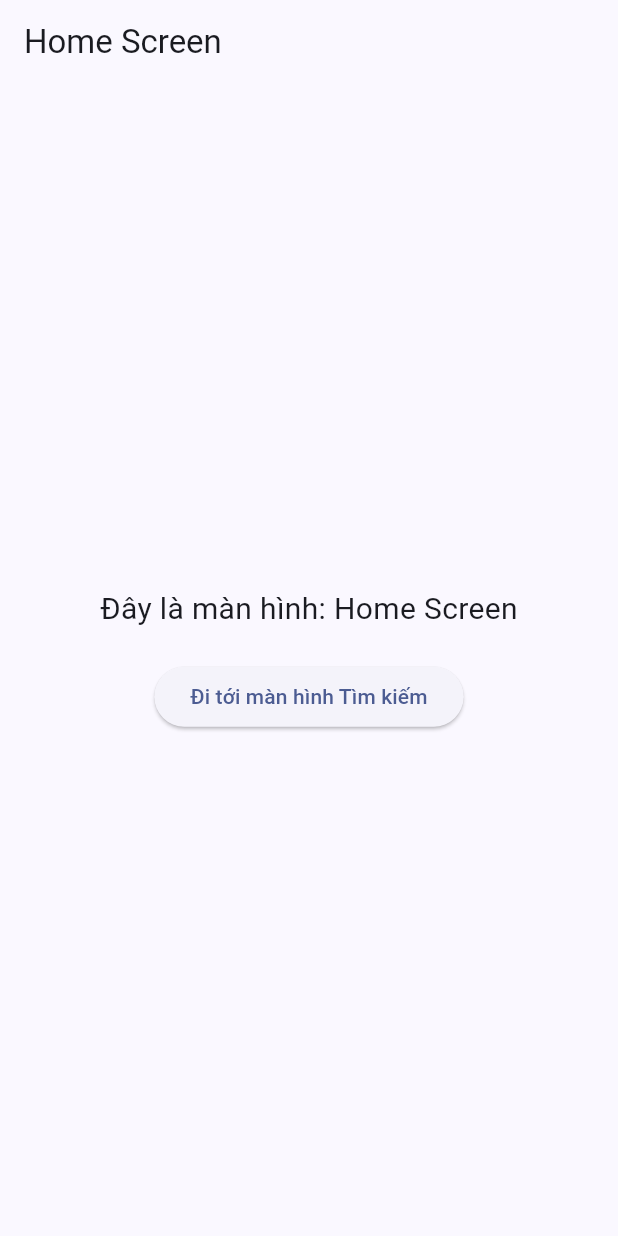
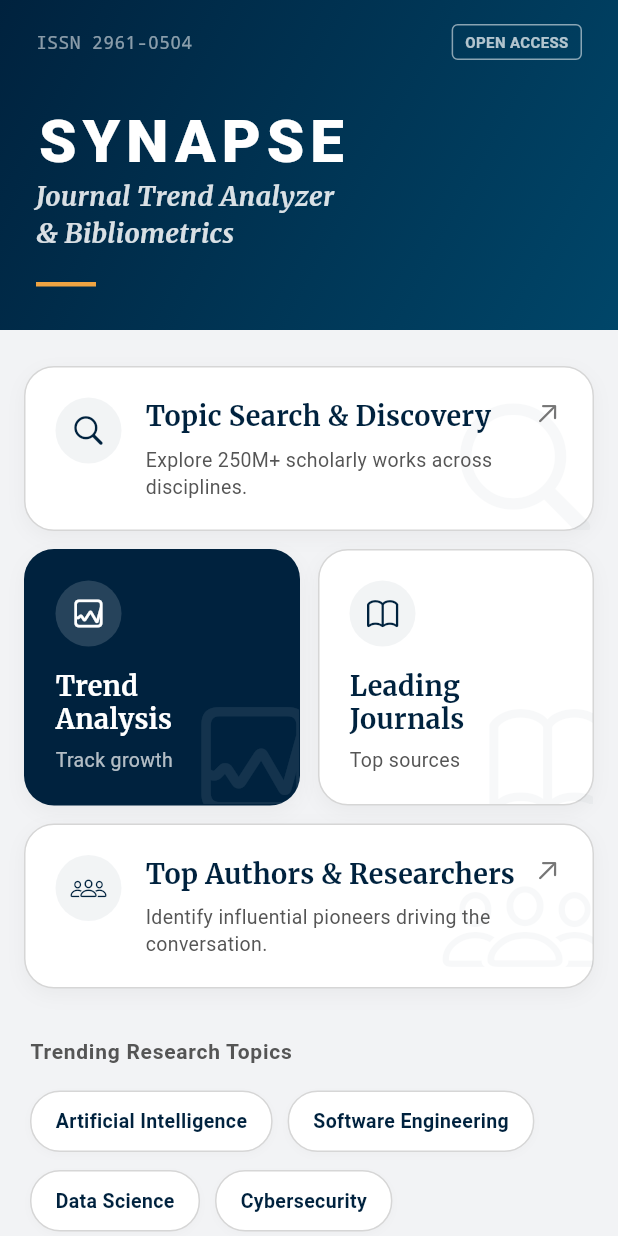
Before and after one commit to redrag2105/Synapse, a Flutter app: the screen it shows after launch, on a phone screen of 412 x 824 dp. Run offline on Flutter 3.47's test engine with Material 3 defaults, Android fonts, the light colour scheme and no system bars; our stand-ins replace dio, flutter_riverpod, fpdart, go_router, google_fonts, logger and 1 more; Roboto replaces fonts that are missing (Merriweather Sans).

Commit message:
feat: Implement HomeScreen layout with feature cards and header delegate

```diff
--- a/lib/app/config/routes/app_routes.dart
+++ b/lib/app/config/routes/app_routes.dart
@@ -1,6 +1,7 @@
 import 'package:flutter/material.dart';
 import 'package:flutter_riverpod/flutter_riverpod.dart';
 import 'package:go_router/go_router.dart';
+import 'package:synapse/presentation/screens/home/home_screen.dart';
 import 'package:synapse/presentation/screens/publication_detail/publication_detail_screen.dart';
 import 'package:synapse/presentation/screens/search/search_screen.dart';
 
@@ -20,8 +21,7 @@ final goRouterProvider = Provider<GoRouter>((ref) {
     routes: [
       GoRoute(
         path: AppRoutes.home,
-        builder: (context, state) =>
-            const PlaceholderScreen(title: 'Home Screen'),
+        builder: (context, state) => const HomeScreen(),
       ),
       GoRoute(
         path: AppRoutes.search,
--- /dev/null
+++ b/lib/presentation/screens/home/home_screen.dart
@@ -0,0 +1,125 @@
+import 'package:flutter/material.dart';
+import 'package:flutter/cupertino.dart';
+import 'package:synapse/app/config/app_colors.dart';
+import 'package:synapse/app/config/app_text_styles.dart';
+import 'package:synapse/app/config/routes/app_routes.dart';
+import 'package:synapse/presentation/screens/home/widgets/header_delegate.dart';
+import 'package:synapse/presentation/screens/home/widgets/square_feature_card.dart';
+import 'package:synapse/presentation/screens/home/widgets/topic_chip.dart';
+import 'package:synapse/presentation/screens/home/widgets/wide_feature_card.dart';
+
+class HomeScreen extends StatelessWidget {
+  const HomeScreen({super.key});
+
+  @override
+  Widget build(BuildContext context) {
+    final bottomPadding = MediaQuery.paddingOf(context).bottom;
+    final topPadding = MediaQuery.paddingOf(context).top;
+
+    return Scaffold(
+      backgroundColor: AppColors.surfaceGray,
+      body: CustomScrollView(
+        physics: const BouncingScrollPhysics(
+          parent: AlwaysScrollableScrollPhysics(),
+        ),
+        slivers: [
+          // HEADER
+          SliverPersistentHeader(
+            pinned: true,
+            delegate: HeaderDelegate(topPadding: topPadding),
+          ),
+
+          // MODULES
+          SliverPadding(
+            padding: const EdgeInsets.only(top: 24, left: 16, right: 16),
+            sliver: SliverList(
+              delegate: SliverChildListDelegate([
+                const WideFeatureCard(
+                  title: 'Topic Search & Discovery',
+                  subtitle: 'Explore 250M+ scholarly works across disciplines.',
+                  icon: CupertinoIcons.search,
+                  route: AppRoutes.search,
+                ),
+                const SizedBox(height: 12),
+
+                IntrinsicHeight(
+                  child: Row(
+                    crossAxisAlignment: CrossAxisAlignment.stretch,
+                    children: [
+                      const Expanded(
+                        child: SquareFeatureCard(
+                          title: 'Trend\nAnalysis',
+                          subtitle: 'Track growth',
+                          icon: CupertinoIcons.graph_square,
+                          route: AppRoutes.trend,
+                          isInverted: true,
+                        ),
+                      ),
+                      const SizedBox(width: 12),
+                      const Expanded(
+                        child: SquareFeatureCard(
+                          title: 'Leading\nJournals',
+                          subtitle: 'Top sources',
+                          icon: CupertinoIcons.book,
+                          route: AppRoutes.topJournals,
+                        ),
+                      ),
+                    ],
+                  ),
+                ),
+                const SizedBox(height: 12),
+
+                const WideFeatureCard(
+                  title: 'Top Authors & Researchers',
+                  subtitle:
+                      'Identify influential pioneers driving the conversation.',
+                  icon: CupertinoIcons.person_3,
+                  route: AppRoutes.topAuthors,
+                ),
+              ]),
+            ),
+          ),
+
+          // SUGGESTED TOPICS
+          SliverToBoxAdapter(
+            child: Padding(
+              padding: EdgeInsets.only(
+                top: 32,
+                left: 20,
+                right: 20,
+                bottom: bottomPadding + 32,
+              ),
+              child: Column(
+                crossAxisAlignment: CrossAxisAlignment.start,
+                children: [
+                  Text(
+                    'Trending Research Topics',
+                    style: AppTextStyles.h3.copyWith(
+                      color: AppColors.textSecondary,
+                      fontSize: 14,
+                      letterSpacing: 0.5,
+                      fontWeight: FontWeight.w600,
+                    ),
+                  ),
+                  const SizedBox(height: 16),
+                  const Wrap(
+                    spacing: 10,
+                    runSpacing: 12,
+                    children: [
+                      TopicChip(label: 'Artificial Intelligence'),
+                      TopicChip(label: 'Software Engineering'),
+                      TopicChip(label: 'Data Science'),
+                      TopicChip(label: 'Cybersecurity'),
+                      TopicChip(label: 'Internet of Things'),
+                      TopicChip(label: 'Blockchain'),
+                    ],
+                  ),
+                ],
+              ),
+            ),
+          ),
+        ],
+      ),
+    );
+  }
+}
--- /dev/null
+++ b/lib/presentation/screens/home/widgets/square_feature_card.dart
@@ -0,0 +1,113 @@
+import 'package:flutter/material.dart';
+import 'package:go_router/go_router.dart';
+import 'package:synapse/app/config/app_colors.dart';
+import 'package:synapse/app/config/app_text_styles.dart';
+
+class SquareFeatureCard extends StatelessWidget {
+  final String title;
+  final String subtitle;
+  final IconData icon;
+  final String route;
+  final bool isInverted;
+
+  const SquareFeatureCard({
+    super.key,
+    required this.title,
+    required this.subtitle,
+    required this.icon,
+    required this.route,
+    this.isInverted = false,
+  });
+
+  @override
+  Widget build(BuildContext context) {
+    final bgColor = isInverted ? AppColors.brandBlue900 : Colors.white;
+    final titleColor = isInverted ? Colors.white : AppColors.brandBlue900;
+    final subtitleColor = isInverted ? Colors.white70 : AppColors.textSecondary;
+    final iconColor = isInverted ? Colors.white : AppColors.brandBlue900;
+
+    return Container(
+      decoration: BoxDecoration(
+        color: bgColor,
+        borderRadius: BorderRadius.circular(20),
+        border: Border.all(
+          color: isInverted ? Colors.transparent : AppColors.borderGray,
+          width: 1,
+        ),
+        boxShadow: [
+          BoxShadow(
+            color: Colors.black.withValues(alpha: 0.04),
+            blurRadius: 10,
+            offset: const Offset(0, 4),
+          ),
+        ],
+      ),
+      child: Material(
+        color: Colors.transparent,
+        child: InkWell(
+          onTap: () => context.push(route),
+          borderRadius: BorderRadius.circular(20),
+          child: Stack(
+            children: [
+              Positioned(
+                right: -15,
+                bottom: -15,
+                child: Icon(
+                  icon,
+                  size: 90,
+                  color: isInverted
+                      ? Colors.white.withValues(alpha: 0.08)
+                      : AppColors.brandBlue900.withValues(alpha: 0.03),
+                ),
+              ),
+              Padding(
+                padding: const EdgeInsets.all(20.0),
+                child: Column(
+                  crossAxisAlignment: CrossAxisAlignment.start,
+                  mainAxisAlignment: MainAxisAlignment.spaceBetween,
+                  children: [
+                    Container(
+                      padding: const EdgeInsets.all(10),
+                      decoration: BoxDecoration(
+                        color: isInverted
+                            ? Colors.white.withValues(alpha: 0.15)
+                            : AppColors.brandBlue900.withValues(alpha: 0.05),
+                        shape: BoxShape.circle,
+                      ),
+                      child: Icon(icon, color: iconColor, size: 24),
+                    ),
+                    const SizedBox(height: 16),
+                    Column(
+                      crossAxisAlignment: CrossAxisAlignment.start,
+                      children: [
+                        Text(
+                          title,
+                          style: AppTextStyles.h3.copyWith(
+                            color: titleColor,
+                            fontSize: 18,
+                            fontFamily: 'Merriweather',
+                            height: 1.2,
+                          ),
+                        ),
+                        const SizedBox(height: 6),
+                        Text(
+                          subtitle,
+                          style: AppTextStyles.metadata.copyWith(
+                            color: subtitleColor,
+                            fontSize: 13,
+                          ),
+                          maxLines: 2,
+                          overflow: TextOverflow.ellipsis,
+                        ),
+                      ],
+                    ),
+                  ],
+                ),
+              ),
+            ],
+          ),
+        ),
+      ),
+    );
+  }
+}
--- /dev/null
+++ b/lib/presentation/screens/home/widgets/topic_chip.dart
@@ -0,0 +1,44 @@
+import 'package:flutter/material.dart';
+import 'package:go_router/go_router.dart';
+import 'package:synapse/app/config/app_colors.dart';
+import 'package:synapse/app/config/app_text_styles.dart';
+import 'package:synapse/app/config/routes/app_routes.dart';
+
+class TopicChip extends StatelessWidget {
+  final String label;
+
+  const TopicChip({super.key, required this.label});
+
+  @override
+  Widget build(BuildContext context) {
+    return InkWell(
+      onTap: () {
+        context.push(AppRoutes.search);
+      },
+      borderRadius: BorderRadius.circular(20),
+      child: Container(
+        padding: const EdgeInsets.symmetric(horizontal: 16, vertical: 10),
+        decoration: BoxDecoration(
+          color: Colors.white,
+          border: Border.all(color: AppColors.borderGray, width: 1),
+          borderRadius: BorderRadius.circular(20),
+          boxShadow: [
+            BoxShadow(
+              color: Colors.black.withValues(alpha: 0.02),
+              blurRadius: 4,
+              offset: const Offset(0, 2),
+            ),
+          ],
+        ),
+        child: Text(
+          label,
+          style: AppTextStyles.button.copyWith(
+            color: AppColors.brandBlue900,
+            fontSize: 13,
+            fontWeight: FontWeight.w600,
+          ),
+        ),
+      ),
+    );
+  }
+}
--- /dev/null
+++ b/lib/presentation/screens/home/widgets/wide_feature_card.dart
@@ -0,0 +1,110 @@
+import 'package:flutter/material.dart';
+import 'package:flutter/cupertino.dart';
+import 'package:go_router/go_router.dart';
+import 'package:synapse/app/config/app_colors.dart';
+import 'package:synapse/app/config/app_text_styles.dart';
+
+class WideFeatureCard extends StatelessWidget {
+  final String title;
+  final String subtitle;
+  final IconData icon;
+  final String route;
+
+  const WideFeatureCard({
+    super.key,
+    required this.title,
+    required this.subtitle,
+    required this.icon,
+    required this.route,
+  });
+
+  @override
+  Widget build(BuildContext context) {
+    return Container(
+      width: double.infinity,
+      decoration: BoxDecoration(
+        color: Colors.white,
+        borderRadius: BorderRadius.circular(20),
+        border: Border.all(color: AppColors.borderGray, width: 1),
+        boxShadow: [
+          BoxShadow(
+            color: Colors.black.withValues(alpha: 0.04),
+            blurRadius: 10,
+            offset: const Offset(0, 4),
+          ),
+        ],
+      ),
+      child: Material(
+        color: Colors.transparent,
+        child: InkWell(
+          onTap: () => context.push(route),
+          borderRadius: BorderRadius.circular(20),
+          child: Stack(
+            children: [
+              Positioned(
+                right: -10,
+                bottom: -15,
+                child: Icon(
+                  icon,
+                  size: 110,
+                  color: AppColors.brandBlue900.withValues(alpha: 0.03),
+                ),
+              ),
+              Padding(
+                padding: const EdgeInsets.all(20.0),
+                child: Row(
+                  crossAxisAlignment: CrossAxisAlignment.start,
+                  children: [
+                    Container(
+                      padding: const EdgeInsets.all(10),
+                      decoration: BoxDecoration(
+                        color: AppColors.brandBlue900.withValues(alpha: 0.05),
+                        shape: BoxShape.circle,
+                      ),
+                      child: Icon(
+                        icon,
+                        color: AppColors.brandBlue900,
+                        size: 24,
+                      ),
+                    ),
+                    const SizedBox(width: 16),
+                    Expanded(
+                      child: Column(
+                        crossAxisAlignment: CrossAxisAlignment.start,
+                        children: [
+                          Text(
+                            title,
+                            style: AppTextStyles.h3.copyWith(
+                              color: AppColors.brandBlue900,
+                              fontSize: 18,
+                              fontFamily: 'Merriweather',
+                            ),
+                          ),
+                          const SizedBox(height: 6),
+                          Text(
+                            subtitle,
+                            style: AppTextStyles.metadata.copyWith(
+                              color: AppColors.textSecondary,
+                              fontSize: 13,
+                              height: 1.4,
+                            ),
+                          ),
+                        ],
+                      ),
+                    ),
+                    const SizedBox(width: 8),
+                    const Icon(
+                      CupertinoIcons.arrow_up_right,
+                      color: AppColors.textLight,
+                      size: 20,
+                    ),
+                  ],
+                ),
+              ),
+            ],
+          ),
+        ),
+      ),
+    );
+  }
+}
--- a/lib/presentation/screens/search/widgets/publication_card.dart
+++ b/lib/presentation/screens/search/widgets/publication_card.dart
@@ -32,7 +32,7 @@ class PublicationCard extends StatelessWidget {
       child: InkWell(
         onTap: () {
           final id = publication.id.split('/').last;
-          context.push('/detail', extra: id);
+          context.push('/detail/$id');
         },
         child: Padding(
           padding: const EdgeInsets.symmetric(horizontal: 20.0, vertical: 24.0),
```
Also changed, not shown: lib/presentation/screens/home/widgets/header_delegate.dart (added, +130 -0 lines), lib/presentation/screens/search/search_screen.dart (+28 -3 lines).
